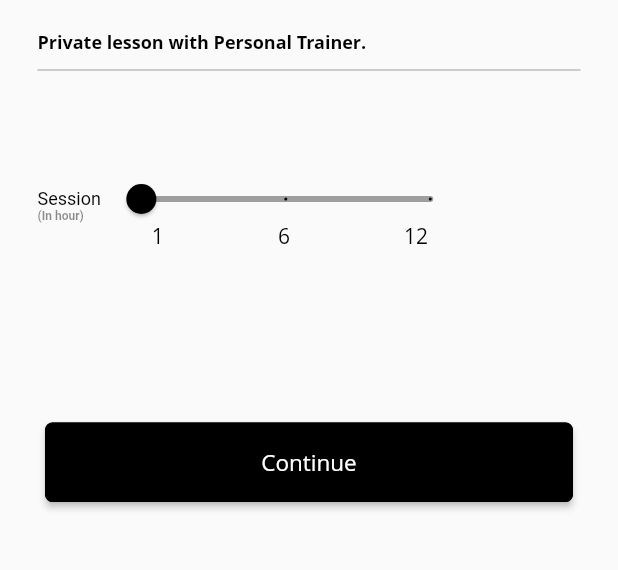
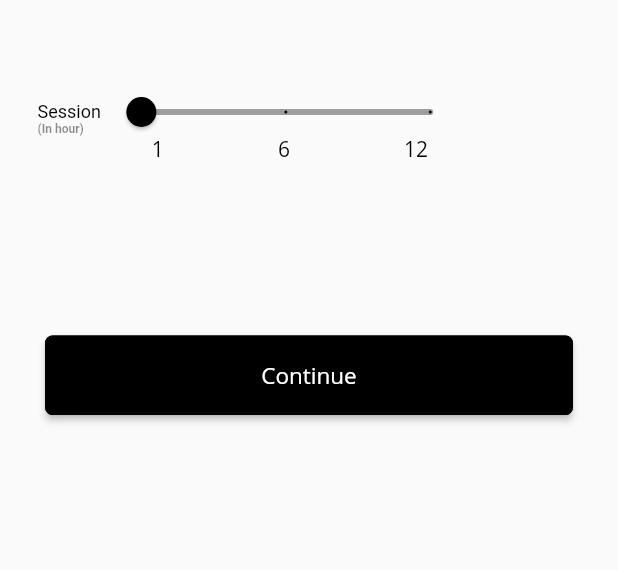
Before and after one commit to NSL-Infotech-PVT-LTD/Fitness-V, a Flutter app: the GroupClassDetail screen opened directly, scrolled down 108 dp, after a tap on "Join Class Now", on a phone screen of 412 x 824 dp, the part 389-959 px from its top. Run offline on Flutter 3.47's test engine with Material 2 defaults, Android fonts, the phone set to English and light mode, and no system bars; our stand-ins replace carousel_slider, connectivity, device_info, dotted_border, firebase_messaging, flutter_html and 9 more; missing offline and left inert: animated_widgets, dart:ffi, flutter_screen_scaler; accounts and stored records are empty; network calls fail; project files that could hold a hidden picture were left out.

Commit message:
tooo many changes

```diff
--- a/lib/AuthScreens/SignupScreen.dart
+++ b/lib/AuthScreens/SignupScreen.dart
@@ -1098,7 +1098,7 @@ class SignupState extends State<SignupScreen> {
                                 .height * 0.02,
                           ),
                           Visibility(
-                            visible: (widget.memberIndex == 0 || widget.memberIndex == null )  && widget.type != 'fairMont',//&& widget.type != 'guest'
+                            visible: (widget.memberIndex == 0 || widget.memberIndex == null )  && widget.type != 'fairMont' && widget.type != 'guest',
                             child: Row(
                               mainAxisAlignment: MainAxisAlignment.start,
                               children: <Widget>[
@@ -1384,8 +1384,7 @@ class SignupState extends State<SignupScreen> {
                                     showDialogBox(context, 'Date of Birth',
                                         'Please fill your date of birth');
                                   }
-                                  else if (radioItem.isEmpty &&
-                                      widget.type != 'fairMont') {
+                                  else if (radioItem == "" && widget.type != 'fairMont') {
                                     showDialogBox(context, 'Gender',
                                         'Please select gender');
                                   }
--- a/lib/AuthScreens/forgot_password.dart
+++ b/lib/AuthScreens/forgot_password.dart
@@ -125,10 +125,11 @@ class ForgotPasswordState extends State<ForgotPassword> {
                                 Padding(
                                   padding: EdgeInsets.fromLTRB(25, 0, 25, 10),
                                   child: Image.asset(
-                                    'assets/images/logo_white.png',
+                                    'assets/images/logo.png',
                                     height: SizeConfig.blockSizeVertical * 20,
                                     width: SizeConfig.blockSizeHorizontal * 60,
                                     fit: BoxFit.fill,
+                                    color: Colors.white,
                                   ),
                                 ),
                                 SizedBox(
--- a/lib/Bookings/BookingConfirmed.dart
+++ b/lib/Bookings/BookingConfirmed.dart
@@ -278,12 +278,12 @@ class BookingConfirmedState extends State<BookingConfirmed> {
                                   ],
                                 ),
                               ),
-                              SizedBox(height: 20),
+                              SizedBox(height: 0),
                               SvgPicture.asset(
                                 baseImageAssetsUrl + 'booking_confirmed.svg',
                                 fit: BoxFit.cover,
                               ),
-                              SizedBox(height: 30),
+                              SizedBox(height: 18),
                               Text(
                                   booking_confirmed_bottom,
                                 textAlign: TextAlign.center,
--- a/lib/Bookings/select_session.dart
+++ b/lib/Bookings/select_session.dart
@@ -97,22 +97,22 @@ class SelectSessionState extends State<SelectSession> {
                       height: 150,
                     )
                   : setImage(_imageLink),
-              Padding(
-                padding: const EdgeInsets.only(
-                    left: 25.0, right: 25, top: 20, bottom: 10),
-                child: Text(
-                  'Private lesson with $personal_trainer.',
-                  style: TextStyle(
-                      color: Colors.black,
-                      fontWeight: FontWeight.bold,
-                      fontSize: 12),
-                ),
-              ),
-              Padding(
-                padding: const EdgeInsets.only(
-                    left: 25.0, right: 25, top: 0, bottom: 10),
-                child: myDivider(),
-              ),
+              // Padding(
+              //   padding: const EdgeInsets.only(
+              //       left: 25.0, right: 25, top: 20, bottom: 10),
+              //   child: Text(
+              //     'Private lesson with $personal_trainer.',
+              //     style: TextStyle(
+              //         color: Colors.black,
+              //         fontWeight: FontWeight.bold,
+              //         fontSize: 12),
+              //   ),
+              // ),
+              // Padding(
+              //   padding: const EdgeInsets.only(
+              //       left: 25.0, right: 25, top: 0, bottom: 10),
+              //   child: myDivider(),
+              // ),
               SizedBox(
                 height: 50,
               ),
@@ -153,8 +153,7 @@ class SelectSessionState extends State<SelectSession> {
                               divisions: widget.isGroupClass ? 2 : 4,
                               activeColor: Colors.black,
                               inactiveColor: Colors.grey,
-                              label:
-                                  '${valueHolder.round() == 0 ? 1 : valueHolder.round()}',
+                              label: '${valueHolder.round() == 0 ? 1 : valueHolder.round()}',
                               onChanged: (double newValue) {
                                 setState(() {
                                   valueHolder = newValue.round() == 18
--- a/lib/GroupClasses/group_class_detail.dart
+++ b/lib/GroupClasses/group_class_detail.dart
@@ -2,6 +2,7 @@ import 'package:flutter/cupertino.dart';
 import 'package:flutter/material.dart';
 import 'package:flutter_svg/svg.dart';
 import 'package:intl/intl.dart';
+import 'package:volt/Bookings/YourBooking.dart';
 import 'package:volt/Bookings/select_session.dart';
 import 'package:volt/GroupClasses/group_classes.dart';
 import 'package:volt/Methods/Method.dart';
@@ -375,11 +376,51 @@ class _DetailState extends State<GroupClassDetail> {
             SizedBox(
               height: 50,
             ),
-            Container(
+            recurring == "one-time"? Container(
               height: 50,
               width: SizeConfig.screenWidth * .7,
               child: RaisedButton(
                   onPressed: () {
+                    // Navigator.push(
+                    //     context,
+                    //     ScaleRoute(
+                    //         page: SelectSession(
+                    //       id: id,
+                    //       image: classImage,
+                    //       name: className,
+                    //       isGroupClass: true,
+                    //       roleType: _roleType,
+                    //     )));
+
+                    Navigator.push(
+                        context,
+                        MaterialPageRoute(
+                            builder: (context) => YourBooking(
+                              id: id,
+                              image: classImage,
+                              wantToShowPrice: false,
+                              isGroupClass: true,
+                              name: className,
+                              payment: "0",
+                              serviceHours: "1",
+                            )));
+
+                  },
+                  color: Colors.black,
+                  shape: RoundedRectangleBorder(
+                      borderRadius: BorderRadius.circular(button_radius)),
+                  child: Center(
+                    child: Text(
+                      'Join Class Now',
+                      style: TextStyle(color: Colors.white),
+                    ),
+                  )),
+            ):Container(
+              height: 50,
+              width: SizeConfig.screenWidth * .7,
+              child: RaisedButton(
+                  onPressed: () {
+
                     Navigator.push(
                         context,
                         ScaleRoute(
--- a/lib/GroupClasses/group_classes.dart
+++ b/lib/GroupClasses/group_classes.dart
@@ -260,7 +260,7 @@ class GroupClassState extends State<GroupClass> {
                 ),
               ),
               expandedHeight: SizeConfig.screenHeight * .45,
-            )
+            ),
           ];
         },
         body: Material(
--- a/lib/Methods.dart
+++ b/lib/Methods.dart
@@ -24,11 +24,16 @@ Widget backWithArrow(context) => Container(
               Navigator.pop(context);
             },
           ),
-          Padding(
-            padding: EdgeInsets.only(left: 10),
-            child: Text(
-              back,
-              style: TextStyle(fontSize: 16),
+          InkWell(
+            onTap: (){
+              Navigator.pop(context);
+            },
+            child: Padding(
+              padding: EdgeInsets.only(left: 10),
+              child: Text(
+                back,
+                style: TextStyle(fontSize: 16),
+              ),
             ),
           ),
         ],
--- a/lib/PlansScreen/GymMemberPlan.dart
+++ b/lib/PlansScreen/GymMemberPlan.dart
@@ -162,7 +162,7 @@ class GymMemberState extends State<GymMemberPlan> {
                           carouselSlider = CarouselSlider(
                             carouselController: _carouselController,
                             options: CarouselOptions(
-                              height: SizeConfig.screenHeight * .9,
+                              height: SizeConfig.screenHeight * .8,
                               initialPage: 0,
                               enlargeCenterPage: true,
                               autoPlay: false,
--- a/lib/Screens/Choose_Personal_Trainer.dart
+++ b/lib/Screens/Choose_Personal_Trainer.dart
@@ -231,7 +231,6 @@ class _ChoosePersonalTrainerState extends State<ChoosePersonalTrainer> {
                                             0.27,
                                         height: MediaQuery.of(context).size.height *
                                             0.05,
-
                                         child:  RaisedButton(
                                           color: Colors.grey.shade500
                                           ,onPressed: (){
--- a/lib/Value/Strings.dart
+++ b/lib/Value/Strings.dart
@@ -28,7 +28,7 @@ const book_now = 'Book Now';
 const alreadyBooked = 'Already booked!\nDo you want to cancel?';
 const cancelBooking = 'Cancel Booking';
 const personal_trainer = 'Personal Trainer';
-const forgetPassword = 'Forgot Password ?';
+const forgetPassword = 'Forgot Password ';
 const firstname = 'First Name';
 const lastname = 'Last Name';
 const midlename = 'Middle Name';
```
Also changed, not shown: lib/AuthScreens/LoginScreen.dart (+4 -4 lines), lib/MemberDashboard/Dashboard.dart (+12 -1 lines), lib/Methods/Method.dart (+49 -1 lines), 9 other files.
